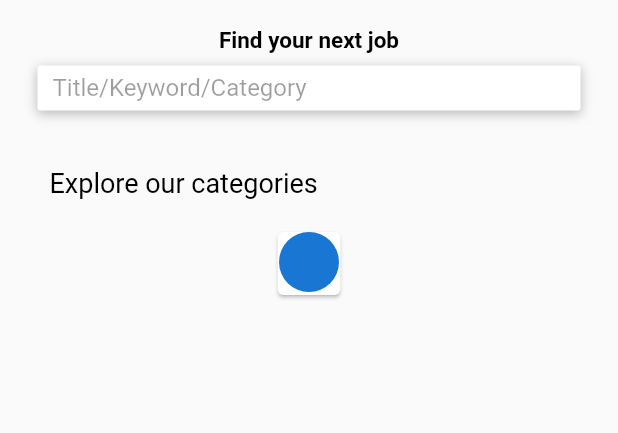
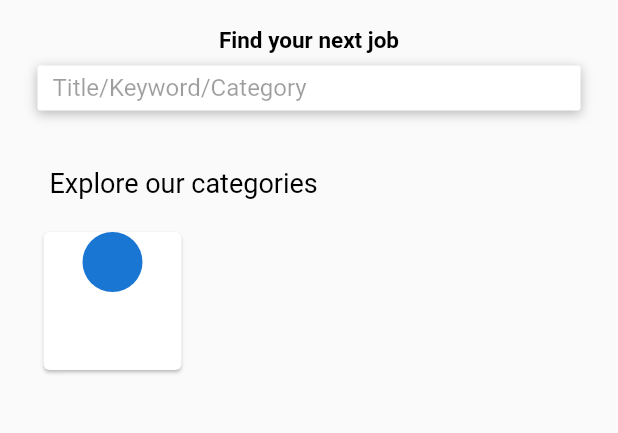
Before and after one commit to zuri-training/student-worker-mobile-10, a Flutter app: the JobMain screen opened directly, on a phone screen of 412 x 824 dp, the part 212-645 px from its top. Run offline on Flutter 3.47's test engine with Material 2 defaults, Android fonts, the phone set to English and light mode, and no system bars; our stand-ins replace google_fonts.

Commit message:
new commit

```diff
--- a/lib/views/screens/jobMain.dart
+++ b/lib/views/screens/jobMain.dart
@@ -79,6 +79,8 @@ class _JobMainstate extends State<JobMain> {
 
   Widget buildJobCategory() {
     return Container(
+      child: Align(
+        alignment: Alignment.centerLeft,
               child: SingleChildScrollView(
           scrollDirection: Axis.horizontal,
           child: Row(
@@ -87,13 +89,14 @@ class _JobMainstate extends State<JobMain> {
             ],
           ),
         ),
+      ),
     );
   }
 
   Widget jobCategory() {
     return SizedBox(
-      width: 50,
-      height: 50,
+      width: 100,
+      height: 100,
       child: Card(
         child: Column(
           mainAxisSize: MainAxisSize.min,
```
Lines whose indentation alone changed are shown as unchanged.
